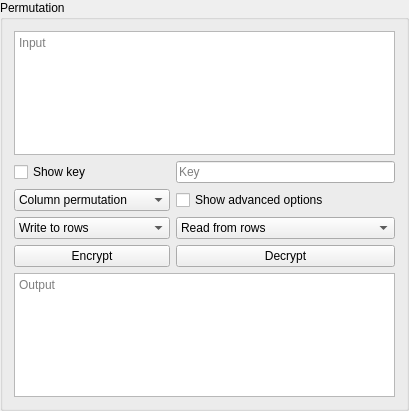
Before: the Qt Designer form cryptools/tools/basicpermutationgroupwidget.ui in CrypTools/software, drawn with Qt 5.
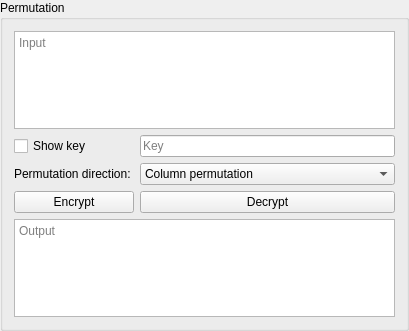
After: the same form once the commit is applied.

What changed in the file:
```diff
--- a/cryptools/tools/basicpermutationgroupwidget.ui
+++ b/cryptools/tools/basicpermutationgroupwidget.ui
@@ -7,7 +7,7 @@
     <x>0</x>
     <y>0</y>
     <width>409</width>
-    <height>411</height>
+    <height>331</height>
    </rect>
   </property>
   <property name="windowTitle">
@@ -42,6 +42,13 @@
     </widget>
    </item>
    <item row="2" column="0">
+    <widget class="QLabel" name="directionLabel">
+     <property name="text">
+      <string>Permutation direction: </string>
+     </property>
+    </widget>
+   </item>
+   <item row="2" column="1">
     <widget class="QComboBox" name="directionComboBox">
      <item>
       <property name="text">
@@ -60,56 +67,21 @@
      </item>
     </widget>
    </item>
-   <item row="2" column="1">
-    <widget class="QCheckBox" name="advancedCheckBox">
-     <property name="text">
-      <string>Show advanced options</string>
-     </property>
-    </widget>
-   </item>
    <item row="3" column="0">
-    <widget class="QComboBox" name="inputWritingDir">
-     <item>
-      <property name="text">
-       <string>Write to rows</string>
-      </property>
-     </item>
-     <item>
-      <property name="text">
-       <string>Write to columns</string>
-      </property>
-     </item>
-    </widget>
-   </item>
-   <item row="3" column="1">
-    <widget class="QComboBox" name="outputReadingDir">
-     <item>
-      <property name="text">
-       <string>Read from rows</string>
-      </property>
-     </item>
-     <item>
-      <property name="text">
-       <string>Read from columns</string>
-      </property>
-     </item>
-    </widget>
-   </item>
-   <item row="4" column="0">
     <widget class="QPushButton" name="encryptButton">
      <property name="text">
       <string>Encrypt</string>
      </property>
     </widget>
    </item>
-   <item row="4" column="1">
+   <item row="3" column="1">
     <widget class="QPushButton" name="decryptButton">
      <property name="text">
       <string>Decrypt</string>
      </property>
     </widget>
    </item>
-   <item row="5" column="0" colspan="2">
+   <item row="4" column="0" colspan="2">
     <widget class="QTextEdit" name="outputText">
      <property name="readOnly">
       <bool>true</bool>
```
Left out of the diff: 20 changed lines with no effect on the pictures.
